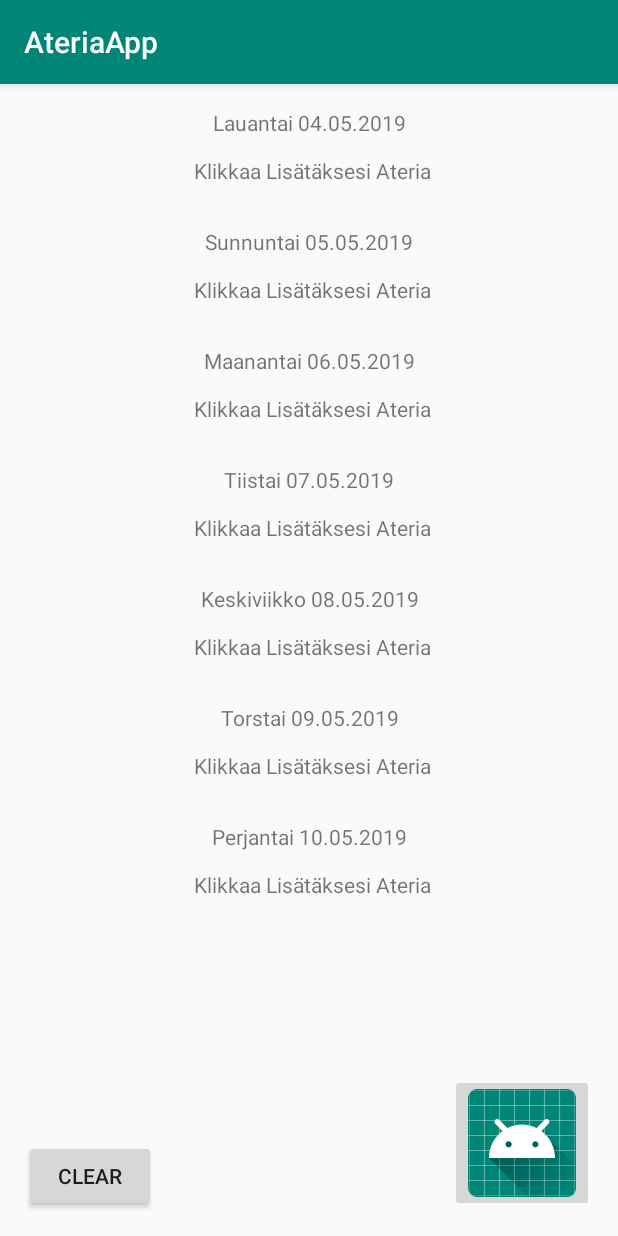
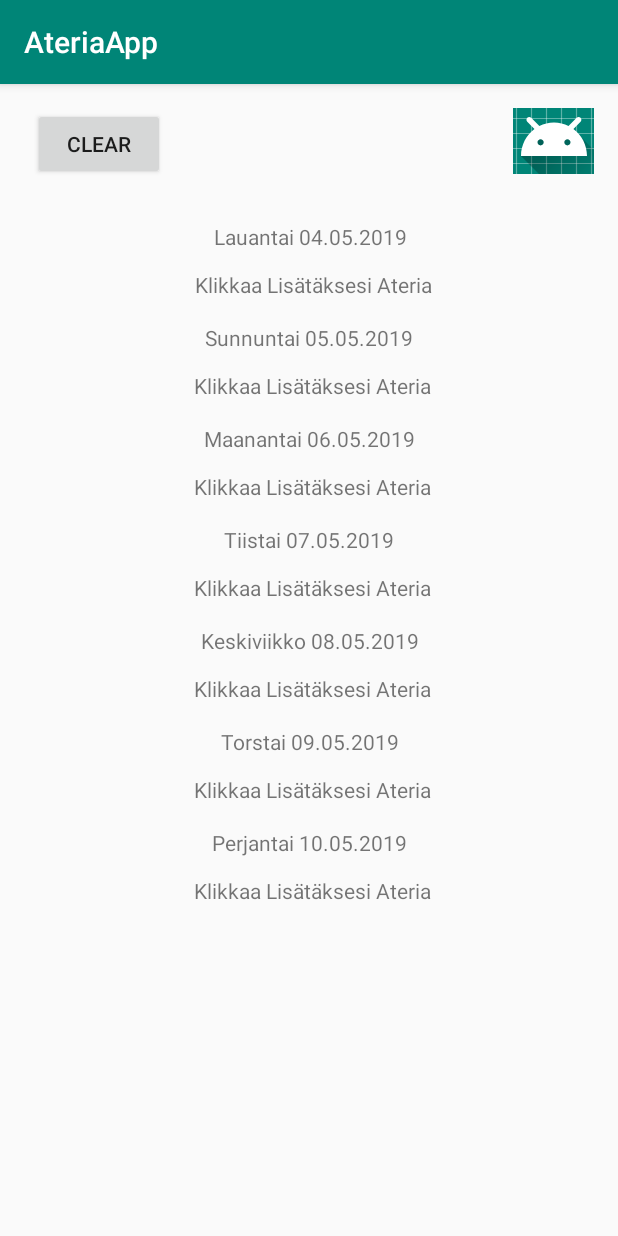
Before and after one commit to Ruon1s/AteriaApp, an Android app: the screen it shows after launch (MainActivity), on a phone screen of 412 x 824 dp. Run offline under Robolectric (Android 15) with nearby library versions, the phone set to English and light mode, and no system bars.

Commit message:
MainActivity UI

```diff
--- a/app/src/main/res/layout/activity_main.xml
+++ b/app/src/main/res/layout/activity_main.xml
@@ -9,33 +9,34 @@
     <TextView
         android:id="@+id/viikonpaiva1"
         android:layout_width="378dp"
-        android:layout_height="63dp"
+        android:layout_height="wrap_content"
+        android:layout_marginStart="16dp"
+        android:layout_marginLeft="16dp"
+        android:layout_marginTop="32dp"
+        android:layout_marginEnd="16dp"
+        android:layout_marginRight="16dp"
+        android:clickable="true"
+        android:onClick="addMeal"
+        android:text="Viikonpäivä1"
+        android:textAlignment="center"
+        app:layout_constraintEnd_toEndOf="parent"
+        app:layout_constraintHorizontal_bias="1.0"
+        app:layout_constraintStart_toStartOf="parent"
+        app:layout_constraintTop_toBottomOf="@+id/imageButton" />
+
+    <TextView
+        android:id="@+id/viikonpaiva2"
+        android:layout_width="380dp"
+        android:layout_height="wrap_content"
         android:layout_marginStart="16dp"
         android:layout_marginLeft="16dp"
         android:layout_marginTop="16dp"
         android:layout_marginEnd="16dp"
         android:layout_marginRight="16dp"
-        android:text="Viikonpäivä1"
-        android:textAlignment="center"
+        android:clickable="true"
         android:onClick="addMeal"
-        android:clickable="true"
-        app:layout_constraintEnd_toEndOf="parent"
-        app:layout_constraintStart_toStartOf="parent"
-        app:layout_constraintTop_toTopOf="parent" />
-
-    <TextView
-        android:id="@+id/viikonpaiva2"
-        android:layout_width="380dp"
-        android:layout_height="63dp"
-        android:layout_marginStart="16dp"
-        android:layout_marginLeft="16dp"
-        android:layout_marginTop="16dp"
-        android:layout_marginEnd="16dp"
-        android:layout_marginRight="16dp"
         android:text="Viikonpäivä2"
         android:textAlignment="center"
-        android:onClick="addMeal"
-        android:clickable="true"
         app:layout_constraintEnd_toEndOf="parent"
         app:layout_constraintStart_toStartOf="parent"
         app:layout_constraintTop_toBottomOf="@+id/viikonpaiva1" />
@@ -43,16 +44,16 @@
     <TextView
         android:id="@+id/viikonpaiva3"
         android:layout_width="379dp"
-        android:layout_height="63dp"
+        android:layout_height="wrap_content"
         android:layout_marginStart="16dp"
         android:layout_marginLeft="16dp"
         android:layout_marginTop="16dp"
         android:layout_marginEnd="16dp"
         android:layout_marginRight="16dp"
+        android:clickable="true"
+        android:onClick="addMeal"
         android:text="Viikonpäivä3"
         android:textAlignment="center"
-        android:onClick="addMeal"
-        android:clickable="true"
         app:layout_constraintEnd_toEndOf="parent"
         app:layout_constraintStart_toStartOf="parent"
         app:layout_constraintTop_toBottomOf="@+id/viikonpaiva2" />
@@ -60,16 +61,16 @@
     <TextView
         android:id="@+id/viikonpaiva4"
         android:layout_width="379dp"
-        android:layout_height="63dp"
+        android:layout_height="wrap_content"
         android:layout_marginStart="16dp"
         android:layout_marginLeft="16dp"
         android:layout_marginTop="16dp"
         android:layout_marginEnd="16dp"
         android:layout_marginRight="16dp"
+        android:clickable="true"
+        android:onClick="addMeal"
         android:text="Viikonpäivä4"
         android:textAlignment="center"
-        android:onClick="addMeal"
-        android:clickable="true"
         app:layout_constraintEnd_toEndOf="parent"
         app:layout_constraintStart_toStartOf="parent"
         app:layout_constraintTop_toBottomOf="@+id/viikonpaiva3" />
@@ -77,16 +78,16 @@
     <TextView
         android:id="@+id/viikonpaiva5"
         android:layout_width="379dp"
-        android:layout_height="63dp"
+        android:layout_height="wrap_content"
         android:layout_marginStart="16dp"
         android:layout_marginLeft="16dp"
         android:layout_marginTop="16dp"
         android:layout_marginEnd="16dp"
         android:layout_marginRight="16dp"
+        android:clickable="true"
+        android:onClick="addMeal"
         android:text="Viikonpäivä5"
         android:textAlignment="center"
-        android:onClick="addMeal"
-        android:clickable="true"
         app:layout_constraintEnd_toEndOf="parent"
         app:layout_constraintStart_toStartOf="parent"
         app:layout_constraintTop_toBottomOf="@+id/viikonpaiva4" />
@@ -94,16 +95,16 @@
     <TextView
         android:id="@+id/viikonpaiva6"
         android:layout_width="379dp"
-        android:layout_height="63dp"
+        android:layout_height="wrap_content"
         android:layout_marginStart="16dp"
         android:layout_marginLeft="16dp"
         android:layout_marginTop="16dp"
         android:layout_marginEnd="16dp"
         android:layout_marginRight="16dp"
+        android:clickable="true"
+        android:onClick="addMeal"
         android:text="Viikonpäivä6"
         android:textAlignment="center"
-        android:onClick="addMeal"
-        android:clickable="true"
         app:layout_constraintEnd_toEndOf="parent"
         app:layout_constraintStart_toStartOf="parent"
         app:layout_constraintTop_toBottomOf="@+id/viikonpaiva5" />
@@ -111,40 +112,40 @@
     <TextView
         android:id="@+id/viikonpaiva7"
         android:layout_width="379dp"
-        android:layout_height="63dp"
+        android:layout_height="wrap_content"
         android:layout_marginStart="16dp"
         android:layout_marginLeft="16dp"
         android:layout_marginTop="16dp"
         android:layout_marginEnd="16dp"
         android:layout_marginRight="16dp"
+        android:clickable="true"
+        android:onClick="addMeal"
         android:text="Viikonpäivä7"
         android:textAlignment="center"
-        android:onClick="addMeal"
-        android:clickable="true"
         app:layout_constraintEnd_toEndOf="parent"
         app:layout_constraintStart_toStartOf="parent"
         app:layout_constraintTop_toBottomOf="@+id/viikonpaiva6" />
 
     <ImageButton
         android:id="@+id/imageButton"
-        android:layout_width="wrap_content"
-        android:layout_height="wrap_content"
+        android:layout_width="54dp"
+        android:layout_height="44dp"
+        android:layout_marginTop="16dp"
         android:layout_marginEnd="16dp"
         android:layout_marginRight="16dp"
-        android:layout_marginBottom="16dp"
-        app:layout_constraintBottom_toBottomOf="parent"
         app:layout_constraintEnd_toEndOf="parent"
+        app:layout_constraintTop_toTopOf="parent"
         app:srcCompat="@mipmap/ic_launcher_round" />
 
     <Button
         android:id="@+id/button2"
         android:layout_width="wrap_content"
         android:layout_height="wrap_content"
-        android:layout_marginStart="16dp"
-        android:layout_marginLeft="16dp"
-        android:layout_marginBottom="16dp"
+        android:layout_marginTop="16dp"
+        android:layout_marginEnd="232dp"
+        android:layout_marginRight="232dp"
         android:text="Clear"
-        app:layout_constraintBottom_toBottomOf="parent"
-        app:layout_constraintStart_toStartOf="parent" />
+        app:layout_constraintEnd_toStartOf="@+id/imageButton"
+        app:layout_constraintTop_toTopOf="parent" />
 
 </androidx.constraintlayout.widget.ConstraintLayout>
```
Also changed, not shown: app/src/main/java/com/example/ateriaapp/lisaaAteria.java (+1 -12 lines).
